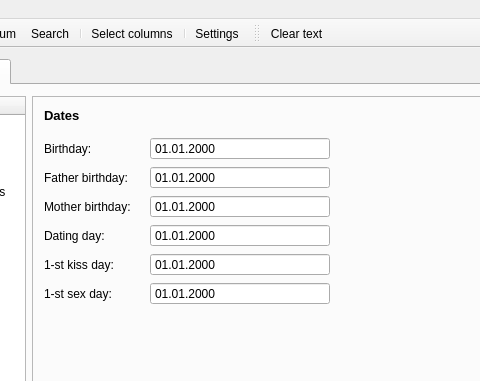
This is Forms/CMain.ui in skynowa/xxxdb as Qt 5 draws it before an edit; both pictures show x 434 to 914 and y 0 to 381 of the 1118 by 580 pixel window. The edited form follows.
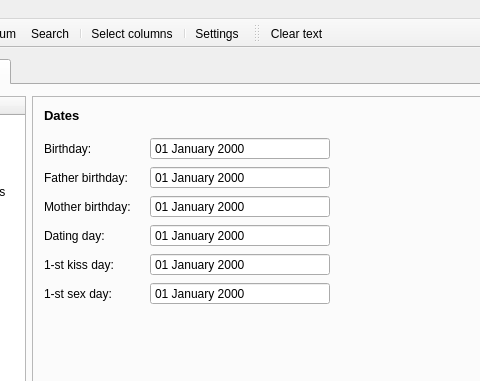
This is the edited form. The open tabs and pages were chosen to show the change. Icons and pictures are not drawn. Custom widgets are drawn as their Qt base class.

Commit message: ADD: date formating

Patch:
```diff
--- a/Forms/CMain.ui
+++ b/Forms/CMain.ui
@@ -2359,7 +2359,7 @@
                   <enum>QAbstractSpinBox::NoButtons</enum>
                  </property>
                  <property name="displayFormat">
-                  <string>dd.MM.yyyy</string>
+                  <string>dd MMMM yyyy</string>
                  </property>
                 </widget>
                </item>
@@ -2387,7 +2387,7 @@
                   <enum>QAbstractSpinBox::NoButtons</enum>
                  </property>
                  <property name="displayFormat">
-                  <string>dd.MM.yyyy</string>
+                  <string>dd MMMM yyyy</string>
                  </property>
                 </widget>
                </item>
@@ -2545,7 +2545,7 @@
                   <enum>QAbstractSpinBox::NoButtons</enum>
                  </property>
                  <property name="displayFormat">
-                  <string>dd.MM.yyyy</string>
+                  <string>dd MMMM yyyy</string>
                  </property>
                 </widget>
                </item>
@@ -2573,7 +2573,7 @@
                   <enum>QAbstractSpinBox::NoButtons</enum>
                  </property>
                  <property name="displayFormat">
-                  <string>dd.MM.yyyy</string>
+                  <string>dd MMMM yyyy</string>
                  </property>
                 </widget>
                </item>
@@ -2601,7 +2601,7 @@
                   <enum>QAbstractSpinBox::NoButtons</enum>
                  </property>
                  <property name="displayFormat">
-                  <string>dd.MM.yyyy</string>
+                  <string>dd MMMM yyyy</string>
                  </property>
                 </widget>
                </item>
@@ -2629,7 +2629,7 @@
                   <enum>QAbstractSpinBox::NoButtons</enum>
                  </property>
                  <property name="displayFormat">
-                  <string>dd.MM.yyyy</string>
+                  <string>dd MMMM yyyy</string>
                  </property>
                 </widget>
                </item>
```
Left out of the diff: 3 changed lines with no effect on the pictures.
